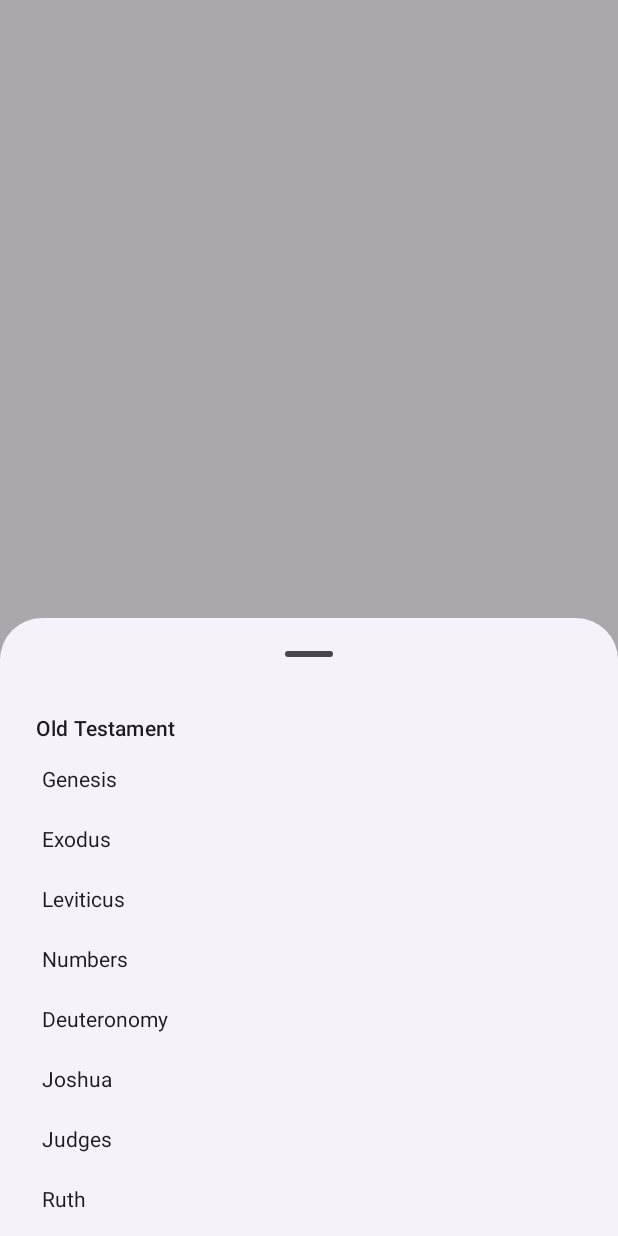
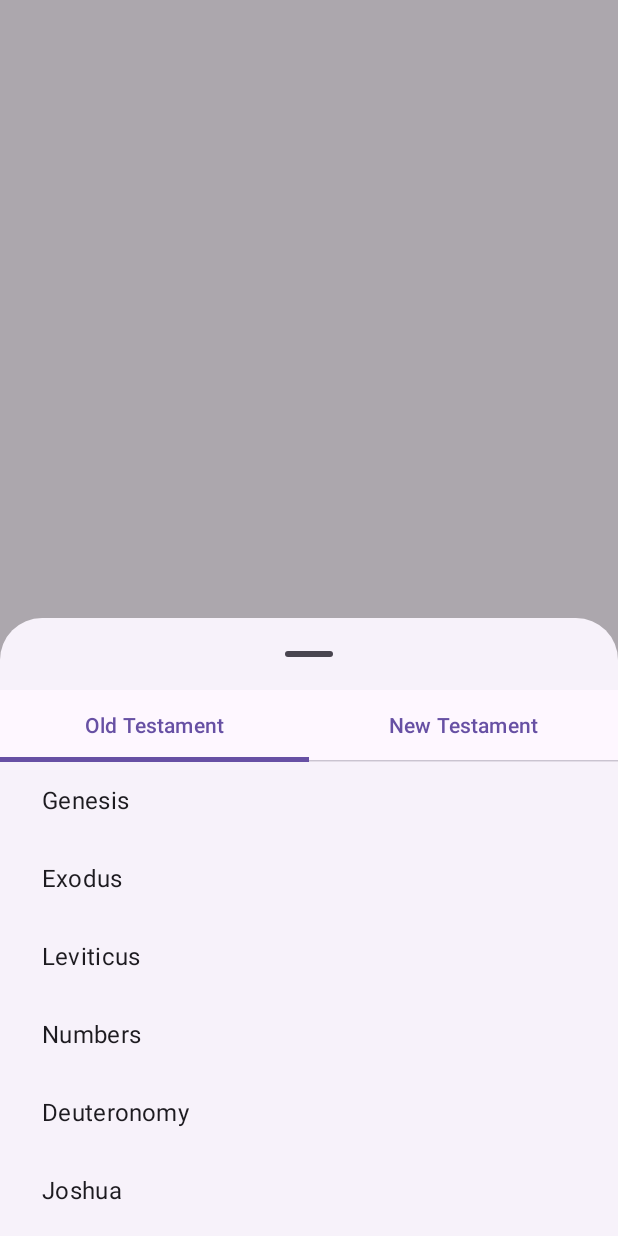
Before and after one commit to StreamDek/BibleProject, an Android app built with Jetpack Compose: the composable JumpSheet shown on its own in the app's theme, on a phone screen of 412 x 824 dp. Run offline under Robolectric (Android 15) with nearby library versions, the phone set to English and light mode, and no system bars; our stand-ins replace Compose Multiplatform resources; 3 statements that could not run were skipped.

Commit message:
Polish the reader, notes and story screens; add Noah and Abraham art
Reader: the book and chapter at the top of cards mode is bold and larger.
The book list opens in Old and New Testament tabs with bigger rows, on the
tab and book being read (marked), and the chapter grid marks the current
chapter and scrolls for long books like Psalms.

Notes: the verse sheet scrolls and stays above the keyboard, and the note
field caps its height, so Save stays reachable for long notes. A saved note
sits on its own tinted card, and tapping it edits it. Adds Cancel.

Stories: finished stories show a green circle with a white check, ringed
and shadowed so it reads on any art. In the story reader the title is a
heading below "Stories". On the intro card the top controls are white with
a shadow over a dark scrim, and titles on story tiles have a soft shadow.

Art: Henry's images are the bundled art for "Noah builds the ark" and
"Abraham tested with Isaac".

```diff
--- a/composeApp/src/commonMain/kotlin/app/bible/app/feed/ScriptureCard.kt
+++ b/composeApp/src/commonMain/kotlin/app/bible/app/feed/ScriptureCard.kt
@@ -45,6 +45,7 @@ import androidx.compose.ui.text.font.FontStyle
 import androidx.compose.ui.text.font.FontWeight
 import androidx.compose.ui.text.style.BaselineShift
 import androidx.compose.ui.text.withStyle
+import androidx.compose.ui.unit.Dp
 import androidx.compose.ui.unit.dp
 import androidx.compose.ui.unit.sp
 import app.bible.app.data.VerseText
@@ -74,6 +75,8 @@ fun ScriptureCard(
     label: String? = null,
     /** Tapping the reference, e.g. to open the passage in the Bible from a story. */
     onReferenceTap: (() -> Unit)? = null,
+    /** Room left at the top for the reader's controls. */
+    topInset: Dp = 72.dp,
 ) {
     var verses by remember(card) { mutableStateOf<List<VerseText>?>(null) }
     var heading by remember(card) { mutableStateOf<String?>(null) }
@@ -137,7 +140,7 @@ fun ScriptureCard(
                 .topSafePadding()
                 .navigationBarsPadding()
                 .padding(horizontal = 28.dp)
-                .padding(top = 72.dp, bottom = 96.dp)
+                .padding(top = topInset, bottom = 96.dp)
                 .verticalScroll(scroll, enabled = scroll.maxValue > 0),
             verticalArrangement = Arrangement.Center,
             horizontalAlignment = Alignment.Start,
--- a/composeApp/src/commonMain/kotlin/app/bible/app/feed/Sheets.kt
+++ b/composeApp/src/commonMain/kotlin/app/bible/app/feed/Sheets.kt
@@ -1,6 +1,7 @@
 package app.bible.app.feed
 
 import androidx.compose.foundation.Image
+import androidx.compose.foundation.background
 import androidx.compose.foundation.border
 import androidx.compose.foundation.clickable
 import androidx.compose.foundation.rememberScrollState
@@ -16,6 +17,7 @@ import androidx.compose.foundation.layout.padding
 import androidx.compose.foundation.layout.size
 import androidx.compose.foundation.lazy.LazyColumn
 import androidx.compose.foundation.lazy.items
+import androidx.compose.foundation.lazy.rememberLazyListState
 import androidx.compose.foundation.shape.RoundedCornerShape
 import androidx.compose.material3.ExperimentalMaterial3Api
 import androidx.compose.material3.FilterChip
@@ -23,17 +25,21 @@ import androidx.compose.material3.MaterialTheme
 import androidx.compose.material3.ModalBottomSheet
 import androidx.compose.material3.Slider
 import androidx.compose.material3.Surface
+import androidx.compose.material3.Tab
+import androidx.compose.material3.TabRow
 import androidx.compose.material3.Switch
 import androidx.compose.material3.Text
 import androidx.compose.material3.TextButton
 import androidx.compose.runtime.Composable
 import androidx.compose.runtime.getValue
+import androidx.compose.runtime.key
 import androidx.compose.runtime.mutableStateOf
 import androidx.compose.runtime.remember
 import androidx.compose.runtime.setValue
 import androidx.compose.ui.Alignment
 import androidx.compose.ui.Modifier
 import androidx.compose.ui.draw.clip
+import androidx.compose.ui.graphics.Color
 import androidx.compose.ui.text.font.FontWeight
 import androidx.compose.ui.unit.dp
 import app.bible.app.platform.AppIcon
@@ -137,40 +143,66 @@ private fun AppIconPicker() {
     }
 }
 
-/** Jump to any book and chapter without scrolling through cards. */
+/**
+ * Jump to any book and chapter without scrolling through cards. The books are in two tabs, Old and New
+ * Testament; the list opens on the tab and book being read ([current]), and that book is marked.
+ */
 @OptIn(ExperimentalMaterial3Api::class, androidx.compose.foundation.layout.ExperimentalLayoutApi::class)
 @Composable
-fun JumpSheet(onPick: (VerseId) -> Unit, onDismiss: () -> Unit) {
+fun JumpSheet(current: VerseId? = null, onPick: (VerseId) -> Unit, onDismiss: () -> Unit) {
     var book by remember { mutableStateOf<Book?>(null) }
+    val currentBook = current?.let { Canon.book(it.book) }
+    var testament by remember { mutableStateOf(currentBook?.testament ?: Testament.OLD) }
     ModalBottomSheet(onDismissRequest = onDismiss) {
         val b = book
         if (b == null) {
-            LazyColumn(Modifier.fillMaxWidth().padding(horizontal = 16.dp)) {
-                for (t in Testament.entries) {
-                    item {
+            val tabs = Testament.entries
+            TabRow(selectedTabIndex = tabs.indexOf(testament)) {
+                for (t in tabs) {
+                    Tab(
+                        selected = t == testament,
+                        onClick = { testament = t },
+                        text = {
                             Text(
                                 if (t == Testament.OLD) "Old Testament" else "New Testament",
-                            style = MaterialTheme.typography.labelLarge,
+                                style = MaterialTheme.typography.titleSmall,
                                 fontWeight = FontWeight.SemiBold,
-                            modifier = Modifier.padding(start = 8.dp, top = 16.dp, bottom = 4.dp),
                             )
-                    }
-                    items(Canon.books.filter { it.testament == t }, key = { it.number }) { bk ->
-                        Text(
-                            bk.name,
-                            Modifier.fillMaxWidth().clickable { if (bk.isSingleChapter) onPick(bk.firstVerse) else book = bk }.padding(12.dp),
+                        },
                     )
                 }
             }
+            val books = remember(testament) { Canon.books.filter { it.testament == testament } }
+            val startIndex = books.indexOfFirst { it.number == currentBook?.number }
+            // Each tab keeps its own list; the current book's tab starts scrolled to it (one row above, for context).
+            val listState = key(testament) {
+                rememberLazyListState(initialFirstVisibleItemIndex = if (startIndex > 0) startIndex - 1 else 0)
+            }
+            LazyColumn(state = listState, modifier = Modifier.fillMaxWidth().padding(horizontal = 16.dp)) {
+                items(books, key = { it.number }) { bk ->
+                    val isCurrent = bk.number == currentBook?.number
+                    Text(
+                        bk.name,
+                        style = MaterialTheme.typography.titleMedium,
+                        fontWeight = if (isCurrent) FontWeight.Bold else FontWeight.Normal,
+                        color = if (isCurrent) MaterialTheme.colorScheme.primary else MaterialTheme.colorScheme.onSurface,
+                        modifier = Modifier.fillMaxWidth()
+                            .clip(RoundedCornerShape(12.dp))
+                            .background(if (isCurrent) MaterialTheme.colorScheme.primary.copy(alpha = 0.1f) else Color.Transparent)
+                            .clickable { if (bk.isSingleChapter) onPick(bk.firstVerse) else book = bk }
+                            .padding(horizontal = 12.dp, vertical = 14.dp),
+                    )
+                }
             }
         } else {
-            Column(Modifier.padding(horizontal = 24.dp).padding(bottom = 32.dp)) {
+            Column(Modifier.verticalScroll(rememberScrollState()).padding(horizontal = 24.dp).padding(bottom = 32.dp)) {
                 TextButton(onClick = { book = null }) { Text("‹ ${b.name}") }
                 FlowRow(horizontalArrangement = Arrangement.spacedBy(8.dp), verticalArrangement = Arrangement.spacedBy(8.dp)) {
                     for (c in 1..b.chapterCount) {
+                        val isCurrent = current != null && current.book == b.number && current.chapter == c
                         Surface(
                             shape = RoundedCornerShape(8.dp),
-                            color = MaterialTheme.colorScheme.surface,
+                            color = if (isCurrent) MaterialTheme.colorScheme.primaryContainer else MaterialTheme.colorScheme.surface,
                             tonalElevation = 2.dp,
                             modifier = Modifier.size(48.dp).clickable { onPick(VerseId.of(b.number, c, 1)) },
                         ) {
```
Also changed, not shown: composeApp/src/commonMain/composeResources/files/art.json (+22 -0 lines), composeApp/src/commonMain/kotlin/app/bible/app/feed/ScriptureFeed.kt (+13 -3 lines), composeApp/src/commonMain/kotlin/app/bible/app/feed/VerseSheets.kt (+30 -6 lines), composeApp/src/commonMain/kotlin/app/bible/app/stories/StoriesScreen.kt (+46 -4 lines), composeApp/src/commonMain/kotlin/app/bible/app/stories/StoryReader.kt (+33 -10 lines), composeApp/src/commonMain/composeResources/files/art/463c7a4310f6a9ecca6e3066b65cfc277b2bb44b64fbc6ea4dbcb46aa67a8740.720.jpg (added), composeApp/src/commonMain/composeResources/files/art/613033eb889d62d79f329b07aa80b546d63ddcdeba40247c239679be314d6a0b.720.jpg (added), 2 other files. Lines whose indentation alone changed are shown as unchanged.
